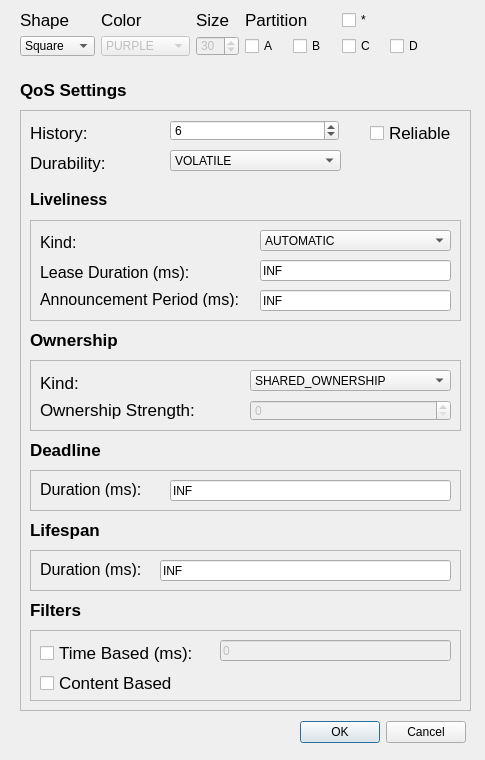
Old version of the form forms/subscribedialog.ui in the repository eProsima/ShapesDemo.
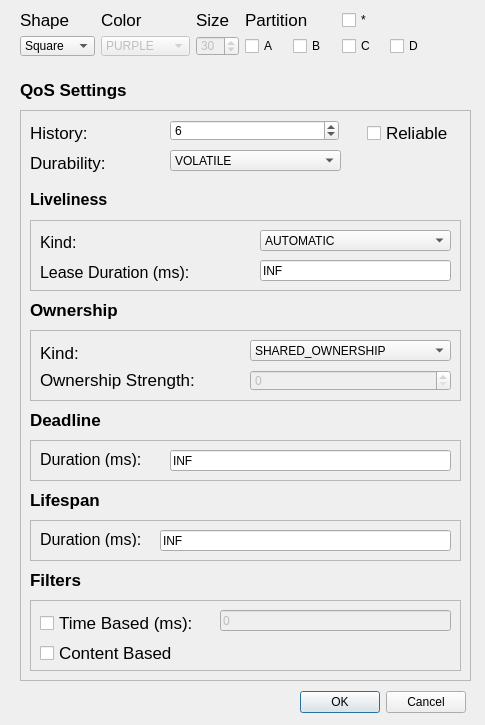
New version of the form.

Commit message: Remove announcement period from subscriber

```diff
--- a/forms/subscribedialog.ui
+++ b/forms/subscribedialog.ui
@@ -7,7 +7,7 @@
     <x>0</x>
     <y>0</y>
     <width>485</width>
-    <height>760</height>
+    <height>725</height>
    </rect>
   </property>
   <property name="sizePolicy">
@@ -24,7 +24,7 @@
     <rect>
      <x>20</x>
      <y>80</y>
-     <width>106</width>
+     <width>201</width>
      <height>20</height>
     </rect>
    </property>
@@ -52,7 +52,7 @@
    <property name="geometry">
     <rect>
      <x>300</x>
-     <y>720</y>
+     <y>690</y>
      <width>166</width>
      <height>25</height>
     </rect>
@@ -70,7 +70,7 @@
      <x>20</x>
      <y>110</y>
      <width>451</width>
-     <height>601</height>
+     <height>571</height>
     </rect>
    </property>
    <property name="frameShape">
@@ -122,9 +122,9 @@
    <widget class="QCheckBox" name="checkBox_reliable">
     <property name="geometry">
      <rect>
-      <x>350</x>
+      <x>347</x>
       <y>10</y>
-      <width>88</width>
+      <width>91</width>
       <height>26</height>
      </rect>
     </property>
@@ -203,7 +203,7 @@
       <x>10</x>
       <y>110</y>
       <width>431</width>
-      <height>101</height>
+      <height>71</height>
      </rect>
     </property>
     <property name="frameShape">
@@ -255,7 +255,7 @@
       <rect>
        <x>10</x>
        <y>40</y>
-       <width>160</width>
+       <width>191</width>
        <height>25</height>
       </rect>
      </property>
@@ -276,38 +276,12 @@
       <string>INF</string>
      </property>
     </widget>
-    <widget class="QLabel" name="label_4">
-     <property name="geometry">
-      <rect>
-       <x>10</x>
-       <y>70</y>
-       <width>201</width>
-       <height>17</height>
-      </rect>
-     </property>
-     <property name="text">
-      <string>&lt;html&gt;&lt;head/&gt;&lt;body&gt;&lt;p&gt;&lt;span style=&quot; font-size:12pt;&quot;&gt;Announcement Period (ms):&lt;/span&gt;&lt;/p&gt;&lt;/body&gt;&lt;/html&gt;</string>
-     </property>
-    </widget>
-    <widget class="QLineEdit" name="lineEdit_announcementPeriod">
-     <property name="geometry">
-      <rect>
-       <x>230</x>
-       <y>70</y>
-       <width>191</width>
-       <height>21</height>
-      </rect>
-     </property>
-     <property name="text">
-      <string>INF</string>
-     </property>
-    </widget>
    </widget>
    <widget class="QLabel" name="label_17">
     <property name="geometry">
      <rect>
       <x>10</x>
-      <y>220</y>
+      <y>190</y>
       <width>160</width>
       <height>20</height>
      </rect>
@@ -336,7 +310,7 @@
     <property name="geometry">
      <rect>
       <x>10</x>
-      <y>250</y>
+      <y>220</y>
       <width>431</width>
       <height>71</height>
      </rect>
@@ -415,7 +389,7 @@
       <rect>
        <x>10</x>
        <y>40</y>
-       <width>160</width>
+       <width>211</width>
        <height>20</height>
       </rect>
      </property>
@@ -436,8 +410,8 @@
     <property name="geometry">
      <rect>
       <x>10</x>
-      <y>410</y>
-      <width>70</width>
+      <y>380</y>
+      <width>181</width>
       <height>20</height>
      </rect>
     </property>
@@ -456,8 +430,8 @@
     <property name="geometry">
      <rect>
       <x>10</x>
-      <y>330</y>
-      <width>73</width>
+      <y>300</y>
+      <width>151</width>
       <height>20</height>
      </rect>
     </property>
@@ -476,7 +450,7 @@
     <property name="geometry">
      <rect>
       <x>10</x>
-      <y>360</y>
+      <y>330</y>
       <width>431</width>
       <height>41</height>
      </rect>
@@ -492,7 +466,7 @@
       <rect>
        <x>10</x>
        <y>10</y>
-       <width>121</width>
+       <width>171</width>
        <height>17</height>
       </rect>
      </property>
@@ -518,7 +492,7 @@
     <property name="geometry">
      <rect>
       <x>10</x>
-      <y>440</y>
+      <y>410</y>
       <width>431</width>
       <height>41</height>
      </rect>
@@ -547,7 +521,7 @@
       <rect>
        <x>10</x>
        <y>10</y>
-       <width>121</width>
+       <width>161</width>
        <height>17</height>
       </rect>
      </property>
@@ -560,8 +534,8 @@
     <property name="geometry">
      <rect>
       <x>10</x>
-      <y>490</y>
-      <width>53</width>
+      <y>460</y>
+      <width>131</width>
       <height>20</height>
      </rect>
     </property>
@@ -589,7 +563,7 @@
     <property name="geometry">
      <rect>
       <x>10</x>
-      <y>520</y>
+      <y>490</y>
       <width>431</width>
       <height>71</height>
      </rect>
@@ -605,7 +579,7 @@
       <rect>
        <x>10</x>
        <y>10</y>
-       <width>156</width>
+       <width>211</width>
        <height>26</height>
       </rect>
      </property>
@@ -623,7 +597,7 @@
       <rect>
        <x>10</x>
        <y>40</y>
-       <width>139</width>
+       <width>181</width>
        <height>26</height>
       </rect>
      </property>
```
Left out of the diff: 1 changed line with no effect on the pictures. The commit also changes 4 other files.
